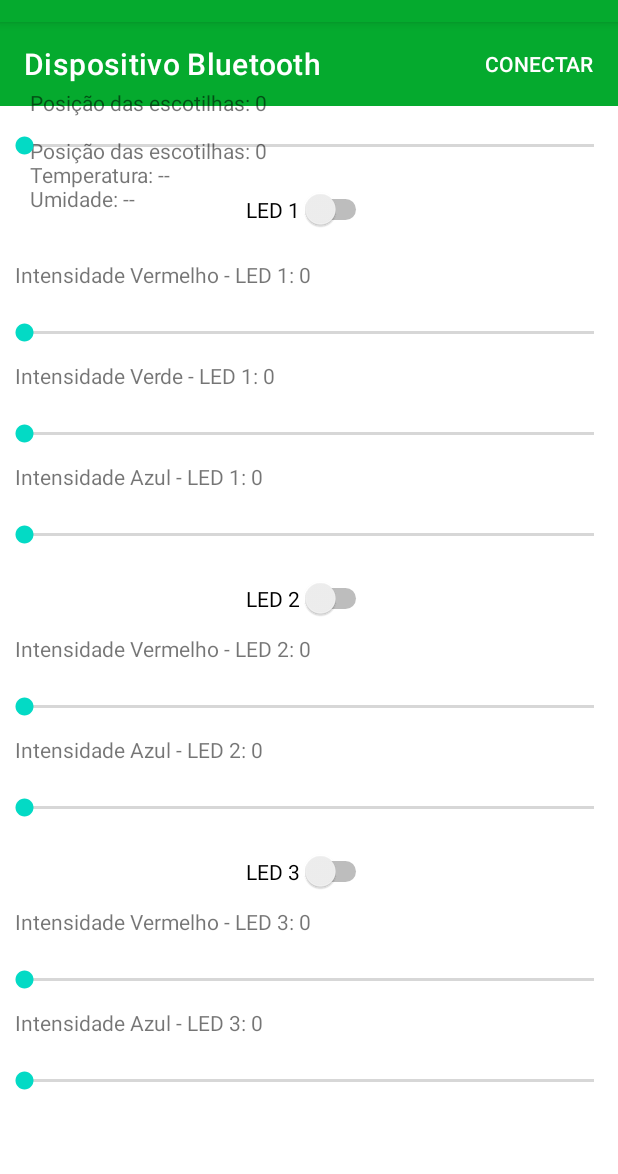
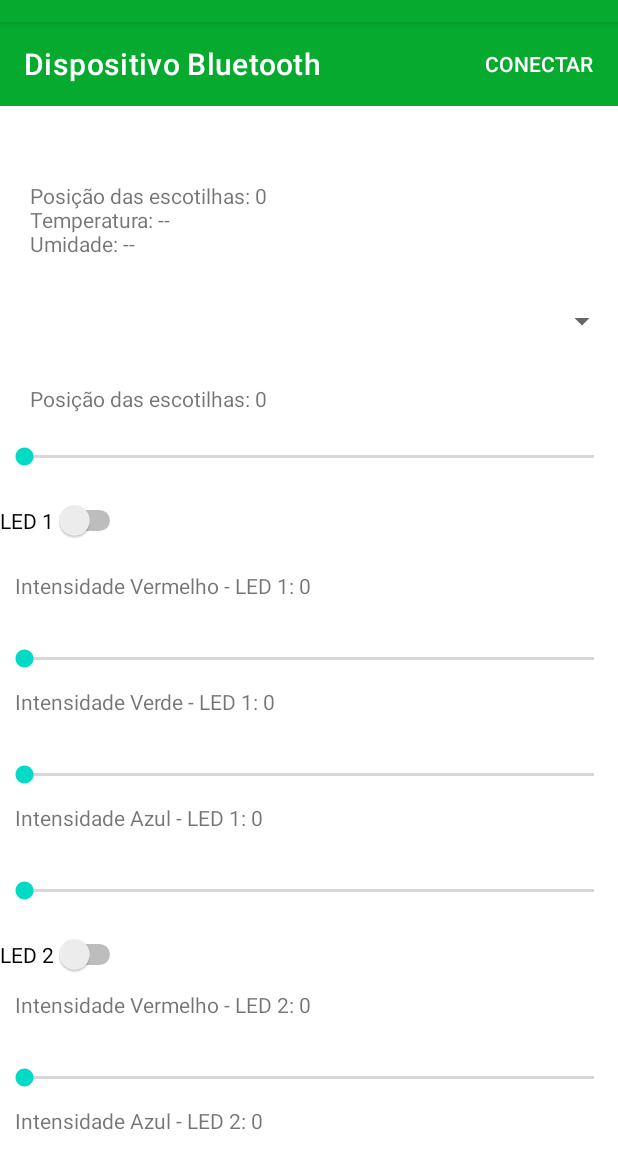
Before and after one commit to GabrielBozza/AppEstufaInteligente, an Android app: the screen it shows after launch (MainActivity), on a phone screen of 412 x 824 dp, the part 62-1236 px from its top. Run offline under Robolectric (Android 15) with nearby library versions, the phone set to English and light mode, and no system bars.

Commit message:
modificacoes esteticas no app e mudanca de texto ao deslizar sliders implementada. Switches implementados

```diff
--- a/app/src/main/res/layout/activity_main.xml
+++ b/app/src/main/res/layout/activity_main.xml
@@ -32,19 +32,30 @@
         app:layout_constraintEnd_toEndOf="@+id/toolbar"
         app:layout_constraintTop_toTopOf="@+id/toolbar" />
 
+    <ScrollView
+        android:layout_width="match_parent"
+        android:layout_height="wrap_content"
+
+        app:layout_constraintTop_toBottomOf="@+id/toolbar" >
+
+        <LinearLayout
+            android:layout_width="match_parent"
+            android:layout_height="wrap_content"
+            android:orientation="vertical">
+
         <TextView
             android:id="@+id/textParametrosAtuais"
             android:layout_width="match_parent"
             android:layout_height="wrap_content"
             android:text="Posição das escotilhas: 0\nTemperatura: -- \nUmidade: -- "
-        android:layout_marginTop="20dp"
+            android:layout_marginTop="50dp"
             android:layout_marginBottom="10dp"
             android:layout_marginStart="10dp"
             android:paddingStart="10dp"
             app:layout_constraintEnd_toEndOf="parent"
             app:layout_constraintHorizontal_bias="0.5"
             app:layout_constraintStart_toStartOf="parent"
-        app:layout_constraintTop_toBottomOf="@+id/toolbar"
+            app:layout_constraintTop_toTopOf="parent"
             />
 
         <Spinner
@@ -56,7 +67,7 @@
             app:layout_constraintEnd_toEndOf="parent"
             app:layout_constraintHorizontal_bias="0.5"
             app:layout_constraintStart_toStartOf="parent"
-        app:layout_constraintTop_toBottomOf="@+id/textPParametrosAtuais"/>
+            app:layout_constraintTop_toBottomOf="@+id/textParametrosAtuais"/>
 
         <TextView
             android:id="@+id/textServo"
@@ -297,11 +308,15 @@
             android:layout_height="wrap_content"
             android:max="255"
             android:layout_marginTop="20dp"
+            android:layout_marginBottom="60dp"
             app:layout_constraintEnd_toEndOf="parent"
             app:layout_constraintHorizontal_bias="0.5"
             app:layout_constraintStart_toStartOf="parent"
             app:layout_constraintTop_toBottomOf="@+id/textBLUE3"
             />
+        </LinearLayout>
+    </ScrollView>
+
 
 
 </androidx.constraintlayout.widget.ConstraintLayout>
```
Also changed, not shown: app/src/main/java/com/bozzadevs/estufainteligentebluetooth/MainActivity.java (+81 -22 lines). Lines whose indentation alone changed are shown as unchanged.
